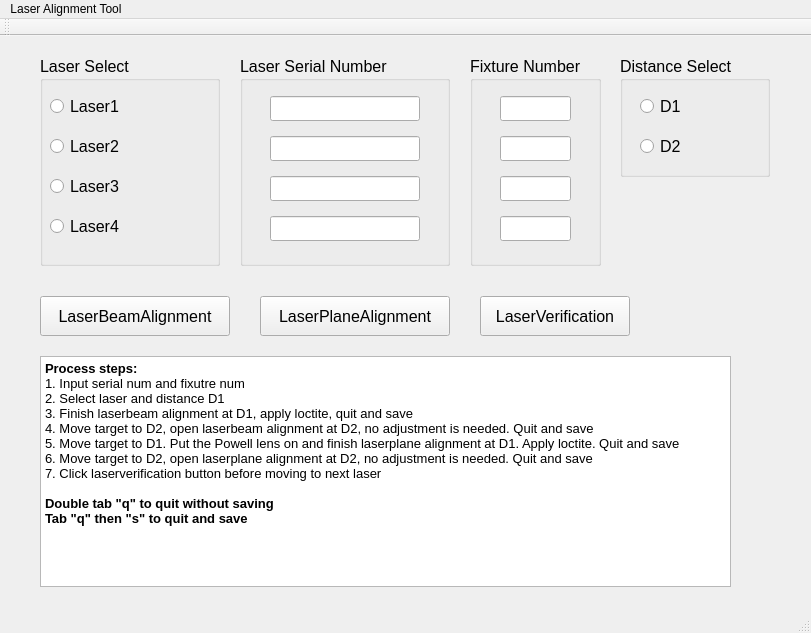
Mengx207/LaserAssemblyTool, file LAT_UI/mainwindow.ui: the form before one commit.
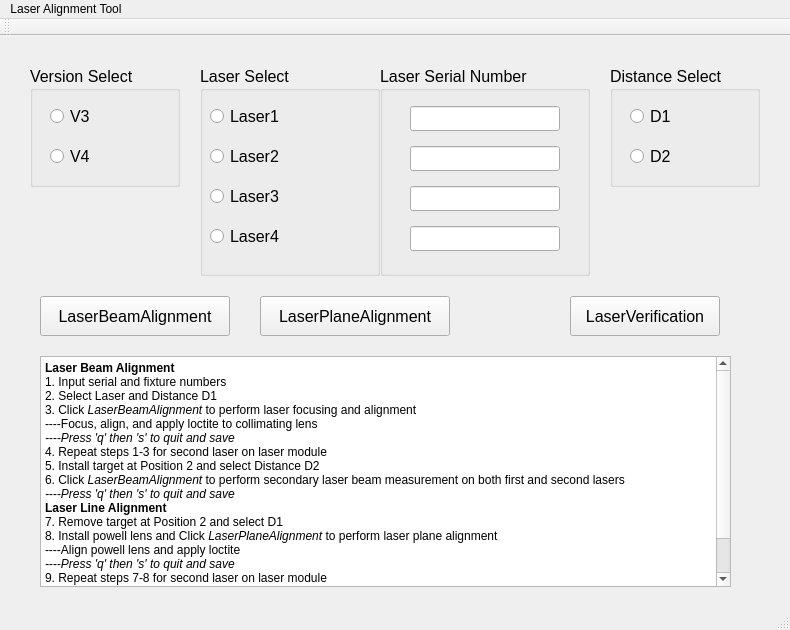
The form after the commit.

The edit to the form file:
```diff
--- a/LAT_UI/mainwindow.ui
+++ b/LAT_UI/mainwindow.ui
@@ -6,8 +6,8 @@
    <rect>
     <x>0</x>
     <y>0</y>
-    <width>811</width>
-    <height>633</height>
+    <width>790</width>
+    <height>630</height>
    </rect>
   </property>
   <property name="windowTitle">
@@ -17,8 +17,8 @@
    <widget class="QGroupBox" name="groupBox_Laser">
     <property name="geometry">
      <rect>
-      <x>40</x>
-      <y>20</y>
+      <x>200</x>
+      <y>30</y>
       <width>180</width>
       <height>210</height>
      </rect>
@@ -87,8 +87,8 @@
    <widget class="QGroupBox" name="groupBox_SerialNum">
     <property name="geometry">
      <rect>
-      <x>240</x>
-      <y>20</y>
+      <x>380</x>
+      <y>30</y>
       <width>210</width>
       <height>210</height>
      </rect>
@@ -142,69 +142,11 @@
      </property>
     </widget>
    </widget>
-   <widget class="QGroupBox" name="groupBox_SerialNum_2">
-    <property name="geometry">
-     <rect>
-      <x>470</x>
-      <y>20</y>
-      <width>131</width>
-      <height>210</height>
-     </rect>
-    </property>
-    <property name="font">
-     <font>
-      <pointsize>12</pointsize>
-     </font>
-    </property>
-    <property name="title">
-     <string>Fixture Number</string>
-    </property>
-    <widget class="QLineEdit" name="lineEdit_F4">
-     <property name="geometry">
-      <rect>
-       <x>30</x>
-       <y>160</y>
-       <width>71</width>
-       <height>25</height>
-      </rect>
-     </property>
-    </widget>
-    <widget class="QLineEdit" name="lineEdit_F3">
-     <property name="geometry">
-      <rect>
-       <x>30</x>
-       <y>120</y>
-       <width>71</width>
-       <height>25</height>
-      </rect>
-     </property>
-    </widget>
-    <widget class="QLineEdit" name="lineEdit_F2">
-     <property name="geometry">
-      <rect>
-       <x>30</x>
-       <y>80</y>
-       <width>71</width>
-       <height>25</height>
-      </rect>
-     </property>
-    </widget>
-    <widget class="QLineEdit" name="lineEdit_F1">
-     <property name="geometry">
-      <rect>
-       <x>30</x>
-       <y>40</y>
-       <width>71</width>
-       <height>25</height>
-      </rect>
-     </property>
-    </widget>
-   </widget>
    <widget class="QGroupBox" name="groupBox_Distance">
     <property name="geometry">
      <rect>
-      <x>620</x>
-      <y>20</y>
+      <x>610</x>
+      <y>30</y>
       <width>150</width>
       <height>121</height>
      </rect>
@@ -286,7 +228,7 @@
     </property>
     <property name="geometry">
      <rect>
-      <x>480</x>
+      <x>570</x>
       <y>260</y>
       <width>150</width>
       <height>40</height>
@@ -315,27 +257,78 @@
 &lt;html&gt;&lt;head&gt;&lt;meta name=&quot;qrichtext&quot; content=&quot;1&quot; /&gt;&lt;style type=&quot;text/css&quot;&gt;
 p, li { white-space: pre-wrap; }
 &lt;/style&gt;&lt;/head&gt;&lt;body style=&quot; font-family:'Sans Serif'; font-size:9pt; font-weight:400; font-style:normal;&quot;&gt;
-&lt;p style=&quot; margin-top:0px; margin-bottom:0px; margin-left:0px; margin-right:0px; -qt-block-indent:0; text-indent:0px;&quot;&gt;&lt;span style=&quot; font-size:10pt; font-weight:600;&quot;&gt;Process steps:&lt;/span&gt;&lt;/p&gt;
-&lt;p style=&quot; margin-top:0px; margin-bottom:0px; margin-left:0px; margin-right:0px; -qt-block-indent:0; text-indent:0px;&quot;&gt;&lt;span style=&quot; font-size:10pt;&quot;&gt;1. Input serial num and fixutre num&lt;/span&gt;&lt;/p&gt;
-&lt;p style=&quot; margin-top:0px; margin-bottom:0px; margin-left:0px; margin-right:0px; -qt-block-indent:0; text-indent:0px;&quot;&gt;&lt;span style=&quot; font-size:10pt;&quot;&gt;2. Select laser and distance D1&lt;/span&gt;&lt;/p&gt;
-&lt;p style=&quot; margin-top:0px; margin-bottom:0px; margin-left:0px; margin-right:0px; -qt-block-indent:0; text-indent:0px;&quot;&gt;&lt;span style=&quot; font-size:10pt;&quot;&gt;3. Finish laserbeam alignment at D1, apply loctite, quit and save&lt;/span&gt;&lt;/p&gt;
-&lt;p style=&quot; margin-top:0px; margin-bottom:0px; margin-left:0px; margin-right:0px; -qt-block-indent:0; text-indent:0px;&quot;&gt;&lt;span style=&quot; font-size:10pt;&quot;&gt;4. Move target to D2, open laserbeam alignment at D2, no adjustment is needed. Quit and save&lt;/span&gt;&lt;/p&gt;
-&lt;p style=&quot; margin-top:0px; margin-bottom:0px; margin-left:0px; margin-right:0px; -qt-block-indent:0; text-indent:0px;&quot;&gt;&lt;span style=&quot; font-size:10pt;&quot;&gt;5. Move target to D1. Put the Powell lens on and finish laserplane alignment at D1. Apply loctite. Quit and save&lt;/span&gt;&lt;/p&gt;
-&lt;p style=&quot; margin-top:0px; margin-bottom:0px; margin-left:0px; margin-right:0px; -qt-block-indent:0; text-indent:0px;&quot;&gt;&lt;span style=&quot; font-size:10pt;&quot;&gt;6. Move target to D2, open laserplane alignment at D2, no adjustment is needed. Quit and save&lt;/span&gt;&lt;/p&gt;
-&lt;p style=&quot; margin-top:0px; margin-bottom:0px; margin-left:0px; margin-right:0px; -qt-block-indent:0; text-indent:0px;&quot;&gt;&lt;span style=&quot; font-size:10pt;&quot;&gt;7. Click laserverification button before moving to next laser&lt;/span&gt;&lt;/p&gt;
-&lt;p style=&quot;-qt-paragraph-type:empty; margin-top:0px; margin-bottom:0px; margin-left:0px; margin-right:0px; -qt-block-indent:0; text-indent:0px; font-size:10pt;&quot;&gt;&lt;br /&gt;&lt;/p&gt;
-&lt;p style=&quot; margin-top:0px; margin-bottom:0px; margin-left:0px; margin-right:0px; -qt-block-indent:0; text-indent:0px;&quot;&gt;&lt;span style=&quot; font-size:10pt; font-weight:600;&quot;&gt;Double tab &amp;quot;q&amp;quot; to quit without saving&lt;/span&gt;&lt;/p&gt;
-&lt;p style=&quot; margin-top:0px; margin-bottom:0px; margin-left:0px; margin-right:0px; -qt-block-indent:0; text-indent:0px;&quot;&gt;&lt;span style=&quot; font-size:10pt; font-weight:600;&quot;&gt;Tab &amp;quot;q&amp;quot; then &amp;quot;s&amp;quot; to quit and save&lt;/span&gt;&lt;/p&gt;
-&lt;p style=&quot;-qt-paragraph-type:empty; margin-top:0px; margin-bottom:0px; margin-left:0px; margin-right:0px; -qt-block-indent:0; text-indent:0px; font-size:10pt;&quot;&gt;&lt;br /&gt;&lt;/p&gt;&lt;/body&gt;&lt;/html&gt;</string>
+&lt;p style=&quot; margin-top:0px; margin-bottom:0px; margin-left:0px; margin-right:0px; -qt-block-indent:0; text-indent:0px;&quot;&gt;&lt;span style=&quot; font-weight:600;&quot;&gt;Laser Beam Alignment&lt;/span&gt;&lt;/p&gt;
+&lt;p style=&quot; margin-top:0px; margin-bottom:0px; margin-left:0px; margin-right:0px; -qt-block-indent:0; text-indent:0px;&quot;&gt;1. Input serial and fixture numbers&lt;/p&gt;
+&lt;p style=&quot; margin-top:0px; margin-bottom:0px; margin-left:0px; margin-right:0px; -qt-block-indent:0; text-indent:0px;&quot;&gt;2. Select Laser and Distance D1&lt;/p&gt;
+&lt;p style=&quot; margin-top:0px; margin-bottom:0px; margin-left:0px; margin-right:0px; -qt-block-indent:0; text-indent:0px;&quot;&gt;3. Click &lt;span style=&quot; font-style:italic;&quot;&gt;LaserBeamAlignment&lt;/span&gt; to perform laser focusing and alignment&lt;/p&gt;
+&lt;p style=&quot; margin-top:0px; margin-bottom:0px; margin-left:0px; margin-right:0px; -qt-block-indent:0; text-indent:0px;&quot;&gt;----Focus, align, and apply loctite to collimating lens&lt;/p&gt;
+&lt;p style=&quot; margin-top:0px; margin-bottom:0px; margin-left:0px; margin-right:0px; -qt-block-indent:0; text-indent:0px;&quot;&gt;&lt;span style=&quot; font-style:italic;&quot;&gt;----Press 'q' then 's' to quit and save&lt;/span&gt;&lt;/p&gt;
+&lt;p style=&quot; margin-top:0px; margin-bottom:0px; margin-left:0px; margin-right:0px; -qt-block-indent:0; text-indent:0px;&quot;&gt;4. Repeat steps 1-3 for second laser on laser module&lt;/p&gt;
+&lt;p style=&quot; margin-top:0px; margin-bottom:0px; margin-left:0px; margin-right:0px; -qt-block-indent:0; text-indent:0px;&quot;&gt;5. Install target at Position 2 and select Distance D2&lt;/p&gt;
+&lt;p style=&quot; margin-top:0px; margin-bottom:0px; margin-left:0px; margin-right:0px; -qt-block-indent:0; text-indent:0px;&quot;&gt;6. Click &lt;span style=&quot; font-style:italic;&quot;&gt;LaserBeamAlignment&lt;/span&gt; to perform secondary laser beam measurement on both first and second lasers&lt;/p&gt;
+&lt;p style=&quot; margin-top:0px; margin-bottom:0px; margin-left:0px; margin-right:0px; -qt-block-indent:0; text-indent:0px;&quot;&gt;&lt;span style=&quot; font-style:italic;&quot;&gt;----Press 'q' then 's' to quit and save&lt;/span&gt;&lt;/p&gt;
+&lt;p style=&quot; margin-top:0px; margin-bottom:0px; margin-left:0px; margin-right:0px; -qt-block-indent:0; text-indent:0px;&quot;&gt;&lt;span style=&quot; font-weight:600;&quot;&gt;Laser Line Alignment&lt;/span&gt;&lt;/p&gt;
+&lt;p style=&quot; margin-top:0px; margin-bottom:0px; margin-left:0px; margin-right:0px; -qt-block-indent:0; text-indent:0px;&quot;&gt;7. Remove target at Position 2 and select D1&lt;/p&gt;
+&lt;p style=&quot; margin-top:0px; margin-bottom:0px; margin-left:0px; margin-right:0px; -qt-block-indent:0; text-indent:0px;&quot;&gt;8. Install powell lens and Click &lt;span style=&quot; font-style:italic;&quot;&gt;LaserPlaneAlignment&lt;/span&gt; to perform laser plane alignment&lt;/p&gt;
+&lt;p style=&quot; margin-top:0px; margin-bottom:0px; margin-left:0px; margin-right:0px; -qt-block-indent:0; text-indent:0px;&quot;&gt;----Align powell lens and apply loctite&lt;/p&gt;
+&lt;p style=&quot; margin-top:0px; margin-bottom:0px; margin-left:0px; margin-right:0px; -qt-block-indent:0; text-indent:0px;&quot;&gt;&lt;span style=&quot; font-style:italic;&quot;&gt;----Press 'q' then 's' to quit and save&lt;/span&gt;&lt;/p&gt;
+&lt;p style=&quot; margin-top:0px; margin-bottom:0px; margin-left:0px; margin-right:0px; -qt-block-indent:0; text-indent:0px;&quot;&gt;9. Repeat steps 7-8 for second laser on laser module&lt;/p&gt;
+&lt;p style=&quot; margin-top:0px; margin-bottom:0px; margin-left:0px; margin-right:0px; -qt-block-indent:0; text-indent:0px;&quot;&gt;10. Install target at Position 2 and select Distance D2&lt;/p&gt;
+&lt;p style=&quot; margin-top:0px; margin-bottom:0px; margin-left:0px; margin-right:0px; -qt-block-indent:0; text-indent:0px;&quot;&gt;11. Click &lt;span style=&quot; font-style:italic;&quot;&gt;LaserPlaneAlignment&lt;/span&gt; to perform secondary laser plane measurement&lt;/p&gt;
+&lt;p style=&quot; margin-top:0px; margin-bottom:0px; margin-left:0px; margin-right:0px; -qt-block-indent:0; text-indent:0px;&quot;&gt;&lt;span style=&quot; font-style:italic;&quot;&gt;----Press 'q' then 's' to quit and save&lt;/span&gt;&lt;/p&gt;&lt;/body&gt;&lt;/html&gt;</string>
     </property>
    </widget>
+   <widget class="QGroupBox" name="groupBox_Distance_2">
+    <property name="geometry">
+     <rect>
+      <x>30</x>
+      <y>30</y>
+      <width>150</width>
+      <height>121</height>
+     </rect>
+    </property>
+    <property name="font">
+     <font>
+      <pointsize>12</pointsize>
+     </font>
+    </property>
+    <property name="title">
+     <string>Version Select</string>
+    </property>
+    <widget class="QRadioButton" name="radioButton_V3">
+     <property name="geometry">
+      <rect>
+       <x>20</x>
+       <y>40</y>
+       <width>100</width>
+       <height>21</height>
+      </rect>
+     </property>
+     <property name="text">
+      <string>V3</string>
+     </property>
+    </widget>
+    <widget class="QRadioButton" name="radioButton_V4">
+     <property name="geometry">
+      <rect>
+       <x>20</x>
+       <y>80</y>
+       <width>100</width>
+       <height>21</height>
+      </rect>
+     </property>
+     <property name="text">
+      <string>V4</string>
+     </property>
+    </widget>
+   </widget>
   </widget>
   <widget class="QMenuBar" name="menuBar">
    <property name="geometry">
     <rect>
      <x>0</x>
      <y>0</y>
-     <width>811</width>
+     <width>790</width>
      <height>20</height>
     </rect>
    </property>
```
